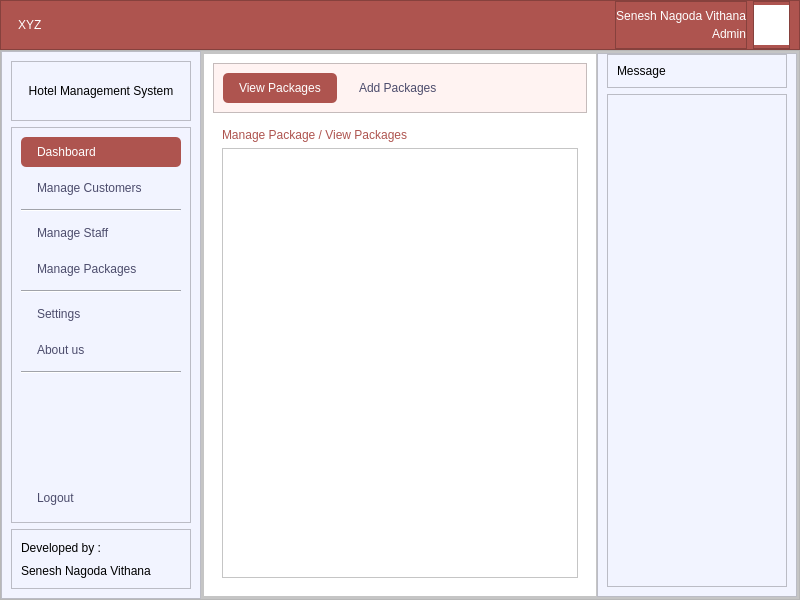
This is application/admin_main/admin_main.ui in SeneshNV/XYZ-Hotel-Management as Qt 5 draws it before an edit. The edited form follows.
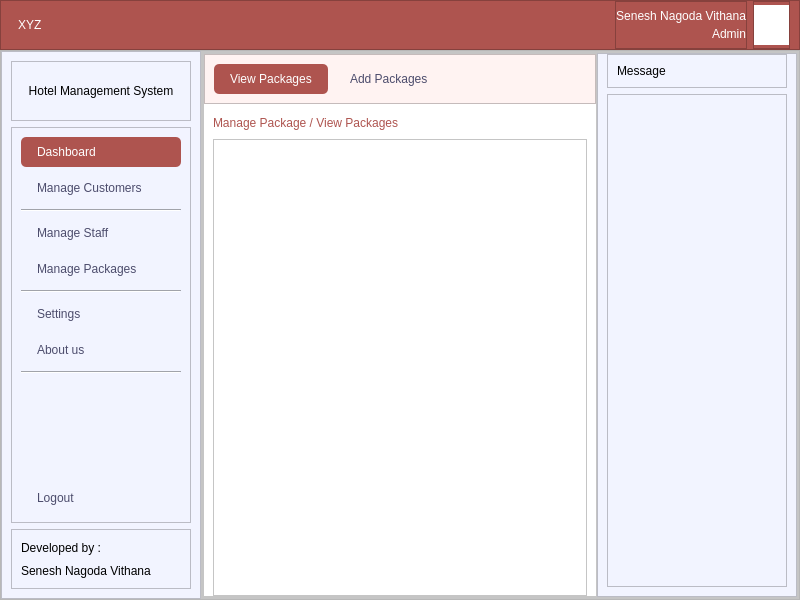
This is the edited form. The open tabs and pages were chosen to show the change. Icons and pictures are not drawn.

```diff
--- a/application/admin_main/admin_main.ui
+++ b/application/admin_main/admin_main.ui
@@ -630,6 +630,21 @@
                   <widget class="QWidget" name="dashboard"/>
                   <widget class="QWidget" name="mgt_package">
                    <layout class="QVBoxLayout" name="verticalLayout_11">
+                    <property name="spacing">
+                     <number>0</number>
+                    </property>
+                    <property name="leftMargin">
+                     <number>0</number>
+                    </property>
+                    <property name="topMargin">
+                     <number>0</number>
+                    </property>
+                    <property name="rightMargin">
+                     <number>0</number>
+                    </property>
+                    <property name="bottomMargin">
+                     <number>0</number>
+                    </property>
                     <item>
                      <widget class="QFrame" name="frame_5">
                       <property name="minimumSize">
@@ -746,8 +761,23 @@
                       </property>
                       <widget class="QWidget" name="view_package">
                        <layout class="QVBoxLayout" name="verticalLayout_12">
+                        <property name="bottomMargin">
+                         <number>0</number>
+                        </property>
                         <item>
                          <widget class="QLabel" name="label_9">
+                          <property name="minimumSize">
+                           <size>
+                            <width>0</width>
+                            <height>20</height>
+                           </size>
+                          </property>
+                          <property name="maximumSize">
+                           <size>
+                            <width>16777215</width>
+                            <height>20</height>
+                           </size>
+                          </property>
                           <property name="styleSheet">
                            <string notr="true">font: 12pt &quot;SF Pro Display&quot;;
 color: rgb(174, 84, 79);</string>
@@ -758,35 +788,13 @@
                          </widget>
                         </item>
                         <item>
-                         <widget class="QScrollArea" name="display_mgt_package">
-                          <property name="widgetResizable">
-                           <bool>true</bool>
+                         <widget class="QFrame" name="frame_17">
+                          <property name="frameShape">
+                           <enum>QFrame::StyledPanel</enum>
                           </property>
-                          <widget class="QWidget" name="scrollAreaWidgetContents_2">
-                           <property name="geometry">
-                            <rect>
-                             <x>0</x>
-                             <y>0</y>
-                             <width>351</width>
-                             <height>419</height>
-                            </rect>
-                           </property>
-                           <layout class="QVBoxLayout" name="verticalLayout_13">
-                            <item>
-                             <spacer name="verticalSpacer_3">
-                              <property name="orientation">
-                               <enum>Qt::Vertical</enum>
-                              </property>
-                              <property name="sizeHint" stdset="0">
-                               <size>
-                                <width>20</width>
-                                <height>401</height>
-                               </size>
-                              </property>
-                             </spacer>
-                            </item>
-                           </layout>
-                          </widget>
+                          <property name="frameShadow">
+                           <enum>QFrame::Raised</enum>
+                          </property>
                          </widget>
                         </item>
                        </layout>
```
Left out of the diff: 49 changed lines with no effect on the pictures.
